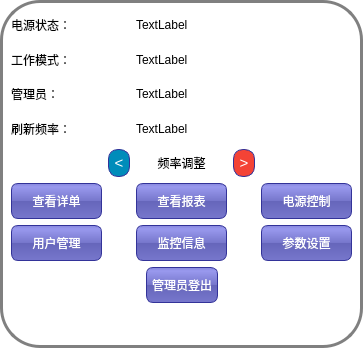
Before: the Qt Designer form Master/managercontrolpanel.ui in L-Jay1999/DistributedTemperatureControlSystem, drawn with Qt 5.
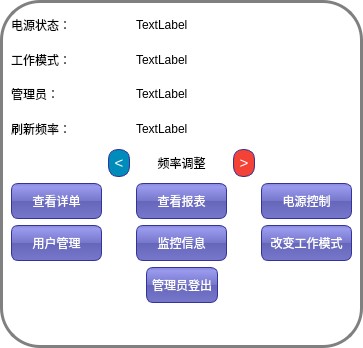
After: the same form once the commit is applied.

Diff of the .ui file:
```diff
--- a/Master/managercontrolpanel.ui
+++ b/Master/managercontrolpanel.ui
@@ -179,7 +179,7 @@
       <string notr="true"/>
      </property>
      <property name="text">
-      <string>参数设置</string>
+      <string>改变工作模式</string>
      </property>
     </widget>
    </item>
```
